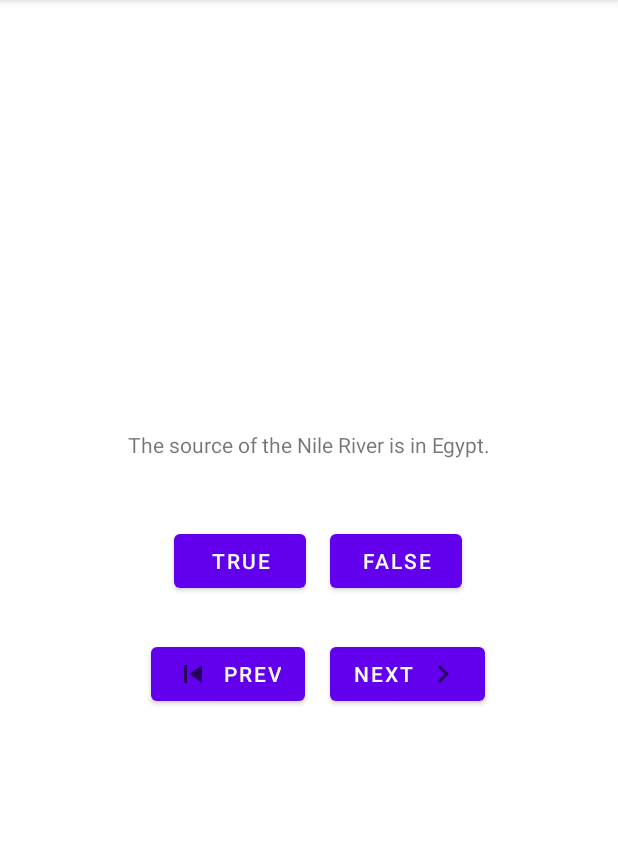
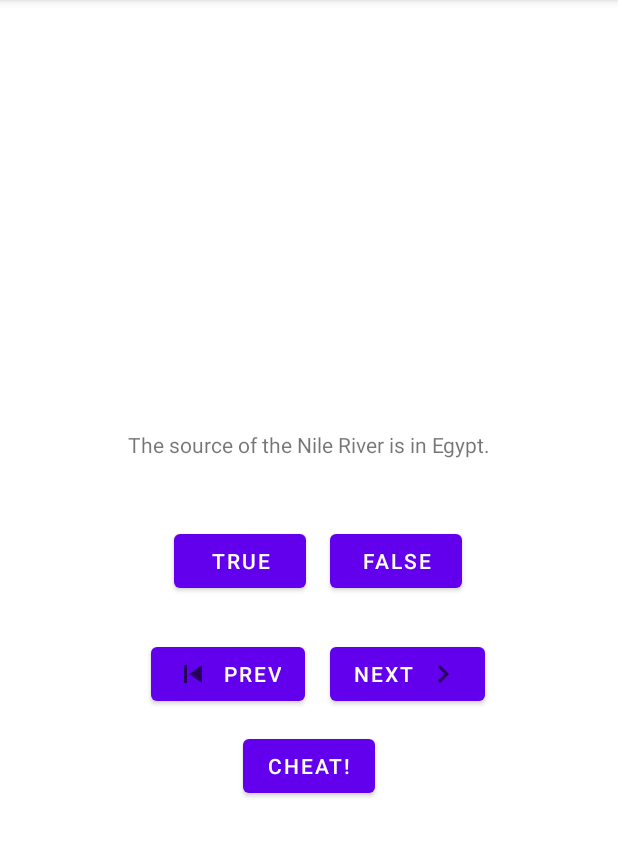
Before and after one commit to artem-inkaz/Big_Nerd_Ranch, an Android app: the screen it shows after launch (MainActivity), on a phone screen of 412 x 824 dp, the part 84-941 px from its top. Run offline under Robolectric (Android 15) with nearby library versions, the phone set to English and light mode, and no system bars.

Commit message:
GeoQuiz #5 Task create second activity

```diff
--- a/app/src/main/AndroidManifest.xml
+++ b/app/src/main/AndroidManifest.xml
@@ -9,6 +9,7 @@
         android:roundIcon="@mipmap/ic_launcher_round"
         android:supportsRtl="true"
         android:theme="@style/Theme.Big_Nerd_Ranch">
+        <activity android:name=".CheatActivity"></activity>
         <activity android:name=".MainActivity">
             <intent-filter>
                 <action android:name="android.intent.action.MAIN" />
--- a/app/src/main/java/com/example/big_nerd_ranch/MainActivity.kt
+++ b/app/src/main/java/com/example/big_nerd_ranch/MainActivity.kt
@@ -1,5 +1,6 @@
 package com.example.big_nerd_ranch
 
+import android.content.Intent
 import androidx.appcompat.app.AppCompatActivity
 import android.os.Bundle
 import android.util.Log
@@ -27,6 +28,7 @@ class MainActivity : AppCompatActivity() {
     private lateinit var falseButton: Button
     private lateinit var nextButton: Button
     private lateinit var prevButton: Button
+    private lateinit var cheatButton: Button
     private lateinit var questionTextView: TextView
 
     private  val quizViewModel: QuizViewModel by viewModels()
@@ -46,6 +48,7 @@ class MainActivity : AppCompatActivity() {
         falseButton = findViewById(R.id.false_button)
         nextButton = findViewById(R.id.next_button)
         prevButton = findViewById(R.id.prev_button)
+        cheatButton = findViewById((R.id.cheat_button))
         questionTextView = findViewById(R.id.question_text_view)
 
         trueButton.setOnClickListener {
@@ -65,6 +68,12 @@ class MainActivity : AppCompatActivity() {
 //            curretIndex = (curretIndex - 1 + questionBank.size) % questionBank.size
             quizViewModel.moveToPrevious()
             updateQuestion()
+        }
+        cheatButton.setOnClickListener {
+           val intent = Intent(this, CheatActivity::class.java)
+
+            startActivity(intent)
+
         }
         updateQuestion()
     }
--- a/app/src/main/res/layout-land/activity_main.xml
+++ b/app/src/main/res/layout-land/activity_main.xml
@@ -76,4 +76,20 @@
         android:orientation="horizontal"
         app:layout_constraintGuide_begin="278dp" />
 
+    <androidx.constraintlayout.widget.Guideline
+        android:id="@+id/guideline3"
+        android:layout_width="wrap_content"
+        android:layout_height="wrap_content"
+        android:orientation="horizontal"
+        app:layout_constraintGuide_begin="333dp" />
+
+    <Button
+        android:id="@+id/cheat_button"
+        android:layout_width="wrap_content"
+        android:layout_height="wrap_content"
+        android:text="@string/cheat_button"
+        app:layout_constraintEnd_toEndOf="parent"
+        app:layout_constraintStart_toStartOf="parent"
+        app:layout_constraintTop_toBottomOf="@id/guideline3" />
+
 </androidx.constraintlayout.widget.ConstraintLayout>
--- a/app/src/main/res/layout/activity_main.xml
+++ b/app/src/main/res/layout/activity_main.xml
@@ -74,4 +74,20 @@
         android:orientation="horizontal"
         app:layout_constraintGuide_begin="399dp" />
 
+    <androidx.constraintlayout.widget.Guideline
+        android:id="@+id/guideline3"
+        android:layout_width="wrap_content"
+        android:layout_height="wrap_content"
+        android:orientation="horizontal"
+        app:layout_constraintGuide_begin="487dp" />
+
+    <Button
+        android:id="@+id/cheat_button"
+        android:layout_width="wrap_content"
+        android:layout_height="wrap_content"
+        android:text="@string/cheat_button"
+        app:layout_constraintEnd_toEndOf="parent"
+        app:layout_constraintStart_toStartOf="parent"
+        app:layout_constraintTop_toBottomOf="@id/guideline3" />
+
 </androidx.constraintlayout.widget.ConstraintLayout>
--- a/app/src/main/res/values/dimens.xml
+++ b/app/src/main/res/values/dimens.xml
@@ -2,4 +2,5 @@
 <resources>
     <dimen name="dimen_text_question">24dp</dimen>
     <dimen name="margin_button">20dp</dimen>
+    <dimen name="margin_text">40sp</dimen>
 </resources>
```
Also changed, not shown: app/src/main/java/com/example/big_nerd_ranch/CheatActivity.kt (added, +25 -0 lines), app/src/main/res/layout/activity_cheat.xml (added, +45 -0 lines), app/src/main/res/values/strings.xml (+7 -0 lines).
